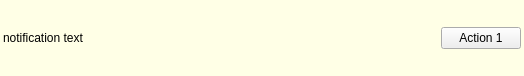
Qt form src/gui-remote/notificationbar.ui (hyperquantum/PMP) before a commit.
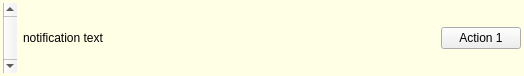
The same form after that commit.

The edit to the form file:
```diff
--- a/src/gui-remote/notificationbar.ui
+++ b/src/gui-remote/notificationbar.ui
@@ -33,6 +33,19 @@
    <property name="bottomMargin">
     <number>3</number>
    </property>
+   <item>
+    <widget class="QScrollBar" name="scrollBar">
+     <property name="maximum">
+      <number>0</number>
+     </property>
+     <property name="pageStep">
+      <number>1</number>
+     </property>
+     <property name="orientation">
+      <enum>Qt::Vertical</enum>
+     </property>
+    </widget>
+   </item>
    <item>
     <widget class="QLabel" name="notificationTextLabel">
      <property name="sizePolicy">
```
